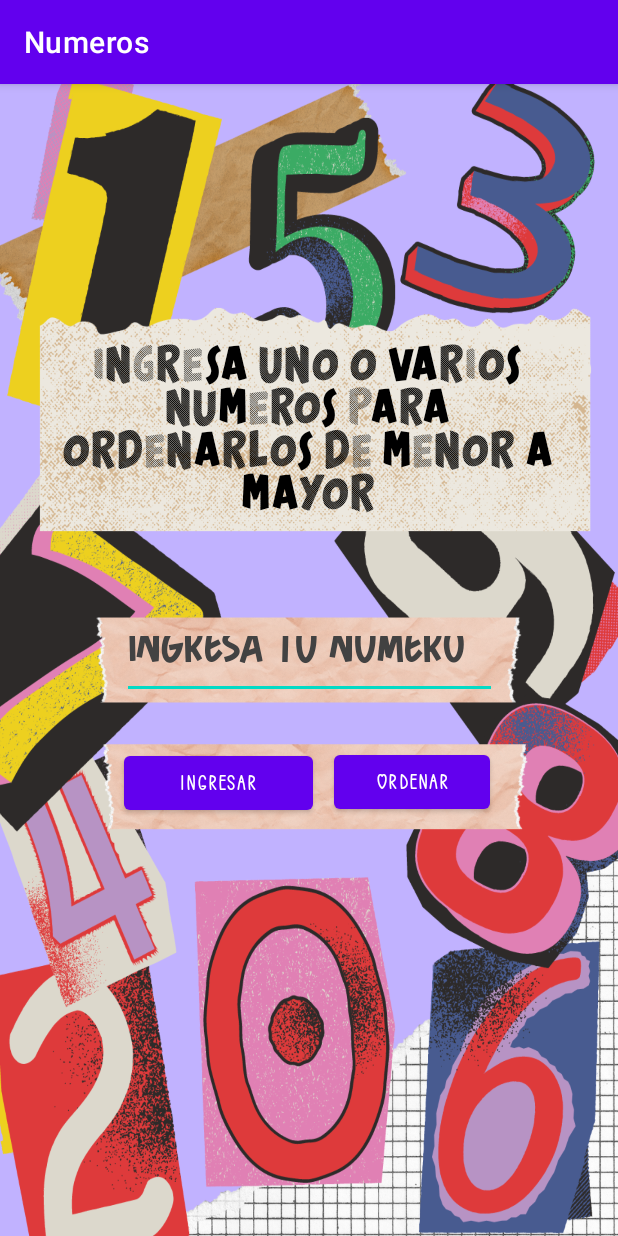
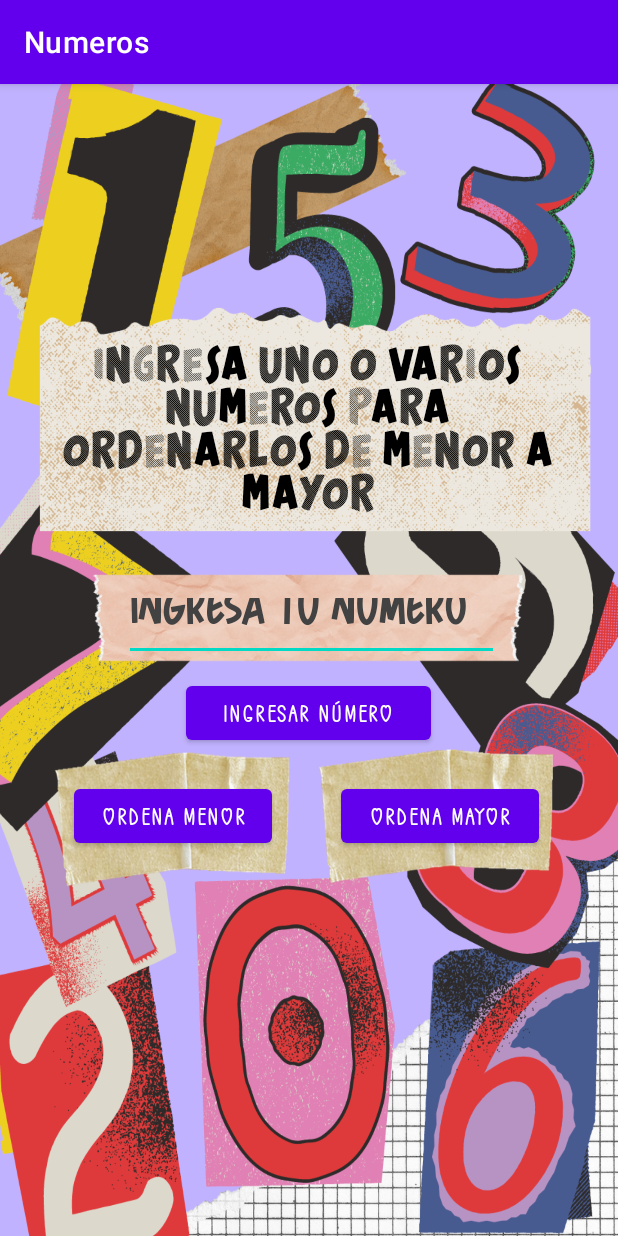
Before and after one commit to VanessaMtzMtz/SegundaApp-Android, an Android app: the screen it shows after launch (MainActivity), on a phone screen of 412 x 824 dp. Run offline under Robolectric (Android 15) with nearby library versions, the phone set to English and light mode, and no system bars.

Commit message:
Cambios interfaz

```diff
--- a/Numeros/app/src/main/res/layout/activity_main.xml
+++ b/Numeros/app/src/main/res/layout/activity_main.xml
@@ -5,7 +5,22 @@
     android:layout_width="match_parent"
     android:layout_height="match_parent"
     android:background="@drawable/fondo1"
-    tools:context=".MainActivity" >
+    tools:context=".MainActivity">
+
+    <Button
+        android:id="@+id/buttonMayor"
+        android:layout_width="132dp"
+        android:layout_height="48dp"
+        android:fontFamily="@font/carlomelow"
+        android:text="@string/buttonOrdenaMayor"
+        android:textAllCaps="false"
+        android:textSize="16sp"
+        app:layout_constraintBottom_toBottomOf="parent"
+        app:layout_constraintEnd_toEndOf="parent"
+        app:layout_constraintHorizontal_bias="0.813"
+        app:layout_constraintStart_toStartOf="parent"
+        app:layout_constraintTop_toTopOf="parent"
+        app:layout_constraintVertical_bias="0.644" />
 
     <TextView
         android:id="@+id/textView"
@@ -24,32 +39,35 @@
         app:layout_constraintVertical_bias="0.263" />
 
     <Button
-        android:id="@+id/button"
-        android:layout_width="126dp"
+        android:id="@+id/buttonIn"
+        android:layout_width="163dp"
         android:layout_height="48dp"
         android:fontFamily="@font/carlomelow"
         android:text="@string/buttonIngresa"
         android:textAllCaps="false"
+        android:textColor="@color/white"
+        android:textSize="16sp"
         app:layout_constraintBottom_toBottomOf="parent"
         app:layout_constraintEnd_toEndOf="parent"
-        app:layout_constraintHorizontal_bias="0.288"
+        app:layout_constraintHorizontal_bias="0.498"
         app:layout_constraintStart_toStartOf="parent"
         app:layout_constraintTop_toTopOf="parent"
-        app:layout_constraintVertical_bias="0.614" />
+        app:layout_constraintVertical_bias="0.549" />
 
     <Button
-        android:id="@+id/button2"
-        android:layout_width="104dp"
+        android:id="@+id/buttonMenor"
+        android:layout_width="132dp"
         android:layout_height="48dp"
         android:fontFamily="@font/carlomelow"
-        android:text="@string/buttonOrdena"
+        android:text="@string/buttonOrdenaMenor"
         android:textAllCaps="false"
+        android:textSize="16sp"
         app:layout_constraintBottom_toBottomOf="parent"
         app:layout_constraintEnd_toEndOf="parent"
-        app:layout_constraintHorizontal_bias="0.724"
+        app:layout_constraintHorizontal_bias="0.175"
         app:layout_constraintStart_toStartOf="parent"
         app:layout_constraintTop_toTopOf="parent"
-        app:layout_constraintVertical_bias="0.613" />
+        app:layout_constraintVertical_bias="0.644" />
 
     <EditText
         android:id="@+id/editTextNumber"
@@ -67,6 +85,9 @@
         android:textSize="34sp"
         app:layout_constraintBottom_toBottomOf="parent"
         app:layout_constraintEnd_toEndOf="parent"
+        app:layout_constraintHorizontal_bias="0.509"
         app:layout_constraintStart_toStartOf="parent"
-        app:layout_constraintTop_toTopOf="parent" />
+        app:layout_constraintTop_toTopOf="parent"
+        app:layout_constraintVertical_bias="0.465" />
+
 </androidx.constraintlayout.widget.ConstraintLayout>
--- a/Numeros/app/src/main/res/layout/activity_main2.xml
+++ b/Numeros/app/src/main/res/layout/activity_main2.xml
@@ -8,6 +8,7 @@
     tools:context=".MainActivity2">
 
     <ListView
+        android:id="@+id/lstView"
         android:layout_width="220dp"
         android:layout_height="562dp"
         app:layout_constraintBottom_toBottomOf="parent"
--- a/Numeros/app/src/main/res/values/strings.xml
+++ b/Numeros/app/src/main/res/values/strings.xml
@@ -1,7 +1,8 @@
 <resources>
     <string name="app_name">Numeros</string>
     <string name="txtIngresa">Ingresa uno o varios numeros para ordenarlos de menor a mayor</string>
-    <string name="buttonIngresa">ingresar</string>
-    <string name="buttonOrdena">ordenar</string>
+    <string name="buttonIngresa">ingresar número</string>
+    <string name="buttonOrdenaMenor">ordena menor</string>
     <string name="txtNumber">INGRESA TU NUMERO</string>
+    <string name="buttonOrdenaMayor">ordena mayor</string>
 </resources>
```
Also changed, not shown: Numeros/app/src/main/res/drawable/fondo1.png, 1 other file.
